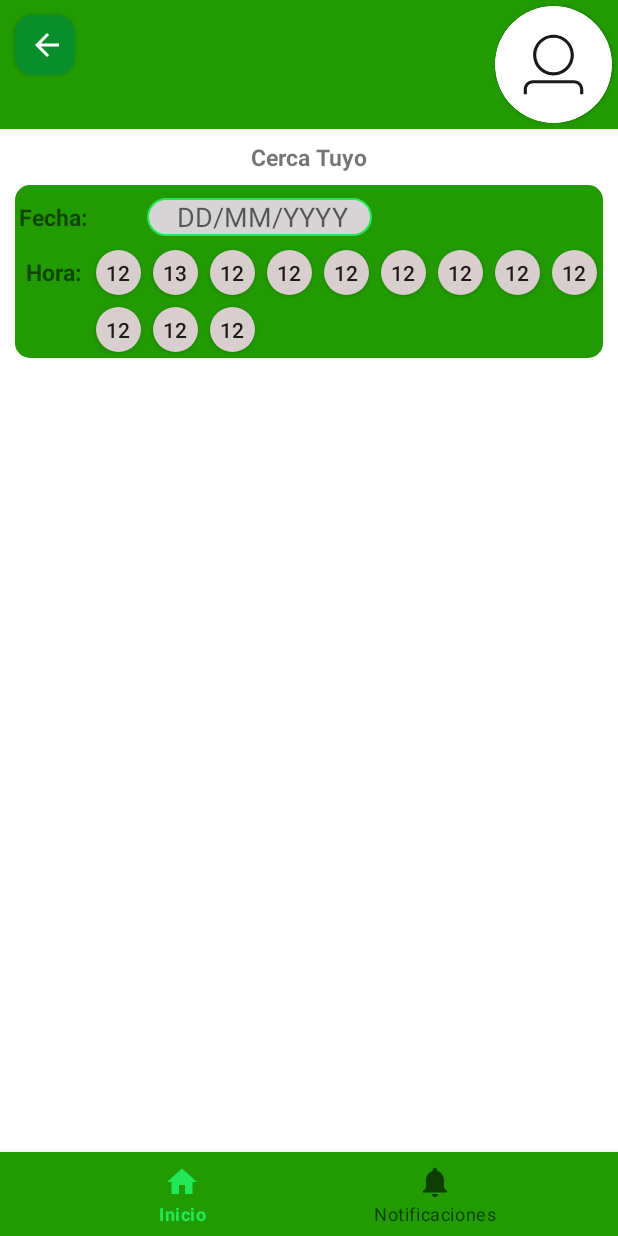
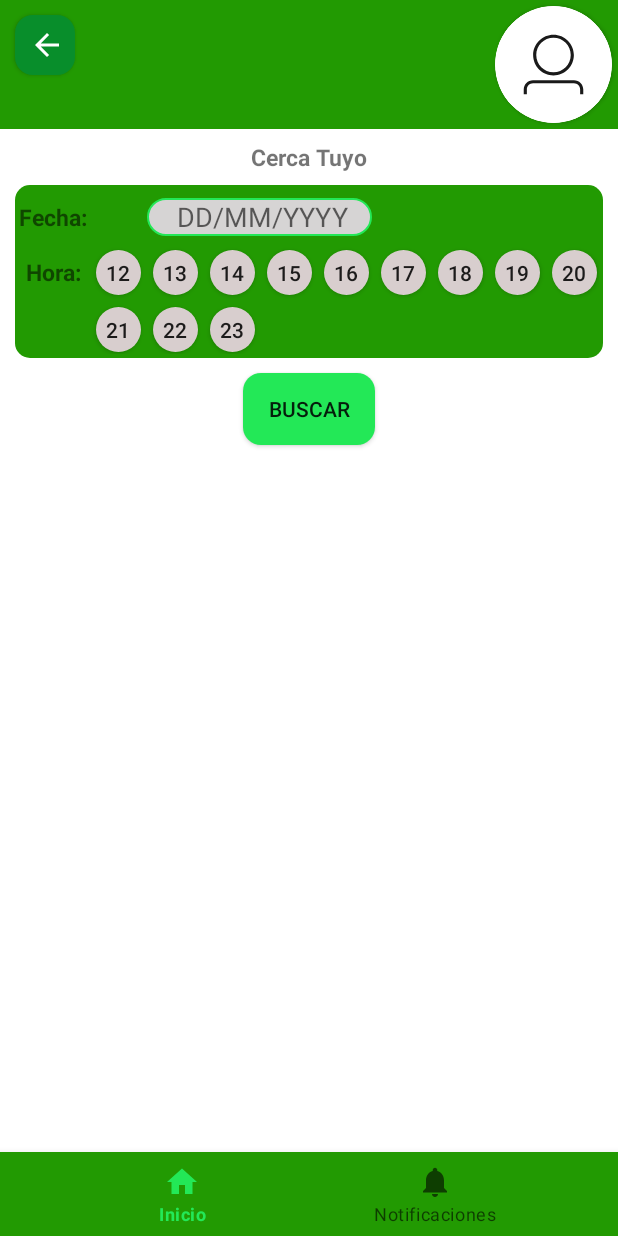
Before and after one commit to WILMANYHS17/EasySoccerFinal, an Android app: the HomeUserFragment screen opened directly, with no data from a screen before it, on a phone screen of 412 x 824 dp. Run offline under Robolectric (Android 15) with nearby library versions, the phone set to English and light mode, and no system bars; our stand-ins replace Firebase (no records; nobody signed in at launch, a user with empty details on screens opened directly), navigation-ui.

Commit message:
En HomeUserFragment se editó el Item SelectDateHour para que muestre correctamente la hora en cada botón y se agregó el botón de "Buscar"

```diff
--- a/app/src/main/res/layout/fragment_home_user.xml
+++ b/app/src/main/res/layout/fragment_home_user.xml
@@ -35,11 +35,23 @@
         app:layout_constraintStart_toStartOf="parent"
         app:layout_constraintTop_toBottomOf="@+id/nearYou" />
 
+    <androidx.appcompat.widget.AppCompatButton
+        android:id="@+id/buttonSearch"
+        android:layout_width="wrap_content"
+        android:layout_height="wrap_content"
+        android:layout_marginTop="10dp"
+        android:background="@drawable/custom_button"
+        android:text="Buscar"
+        app:layout_constraintEnd_toEndOf="parent"
+        app:layout_constraintStart_toStartOf="parent"
+        app:layout_constraintTop_toBottomOf="@+id/selectDate"/>
+
+
     <androidx.recyclerview.widget.RecyclerView
         android:id="@+id/recyclerSportCenterNearYou"
         android:layout_width="match_parent"
         android:layout_height="0dp"
-        android:layout_marginTop="8dp"
-        app:layout_constraintTop_toBottomOf="@+id/selectDate"
+        android:layout_marginTop="10dp"
+        app:layout_constraintTop_toBottomOf="@+id/buttonSearch"
         app:layout_constraintBottom_toBottomOf="parent"/>
  </androidx.constraintlayout.widget.ConstraintLayout>
--- a/app/src/main/res/layout/item_select_date_hour.xml
+++ b/app/src/main/res/layout/item_select_date_hour.xml
@@ -74,7 +74,7 @@
         android:layout_height="30dp"
         android:layout_marginStart="8dp"
         android:background="@drawable/custom_button_hour"
-        android:text="12"
+        android:text="14"
         app:layout_constraintBottom_toBottomOf="@+id/hour13"
         app:layout_constraintStart_toEndOf="@+id/hour13"
         app:layout_constraintTop_toTopOf="@+id/hour13" />
@@ -84,7 +84,7 @@
         android:layout_width="30dp"
         android:layout_height="30dp"
         android:background="@drawable/custom_button_hour"
-        android:text="12"
+        android:text="15"
         android:layout_marginStart="8dp"
         app:layout_constraintBottom_toBottomOf="@+id/hour14"
         app:layout_constraintStart_toEndOf="@+id/hour14"
@@ -95,7 +95,7 @@
         android:layout_width="30dp"
         android:layout_height="30dp"
         android:background="@drawable/custom_button_hour"
-        android:text="12"
+        android:text="16"
         android:layout_marginStart="8dp"
         app:layout_constraintBottom_toBottomOf="@+id/hour15"
         app:layout_constraintStart_toEndOf="@+id/hour15"
@@ -106,7 +106,7 @@
         android:layout_width="30dp"
         android:layout_height="30dp"
         android:background="@drawable/custom_button_hour"
-        android:text="12"
+        android:text="17"
         android:layout_marginStart="8dp"
         app:layout_constraintBottom_toBottomOf="@+id/hour16"
         app:layout_constraintStart_toEndOf="@+id/hour16"
@@ -117,7 +117,7 @@
         android:layout_width="30dp"
         android:layout_height="30dp"
         android:background="@drawable/custom_button_hour"
-        android:text="12"
+        android:text="18"
         android:layout_marginStart="8dp"
         app:layout_constraintBottom_toBottomOf="@+id/hour17"
         app:layout_constraintStart_toEndOf="@+id/hour17"
@@ -128,7 +128,7 @@
         android:layout_width="30dp"
         android:layout_height="30dp"
         android:background="@drawable/custom_button_hour"
-        android:text="12"
+        android:text="19"
         android:layout_marginStart="8dp"
         app:layout_constraintBottom_toBottomOf="@+id/hour18"
         app:layout_constraintStart_toEndOf="@+id/hour18"
@@ -139,7 +139,7 @@
         android:layout_width="30dp"
         android:layout_height="30dp"
         android:background="@drawable/custom_button_hour"
-        android:text="12"
+        android:text="20"
         android:layout_marginStart="8dp"
         app:layout_constraintBottom_toBottomOf="@+id/hour19"
         app:layout_constraintStart_toEndOf="@+id/hour19"
@@ -150,7 +150,7 @@
         android:layout_width="30dp"
         android:layout_height="30dp"
         android:background="@drawable/custom_button_hour"
-        android:text="12"
+        android:text="21"
         android:layout_marginTop="8dp"
         app:layout_constraintEnd_toEndOf="@+id/hour12"
         app:layout_constraintStart_toStartOf="@+id/hour12"
@@ -161,7 +161,7 @@
         android:layout_width="30dp"
         android:layout_height="30dp"
         android:background="@drawable/custom_button_hour"
-        android:text="12"
+        android:text="22"
         android:layout_marginStart="8dp"
         app:layout_constraintBottom_toBottomOf="@+id/hour21"
         app:layout_constraintStart_toEndOf="@+id/hour21"
@@ -172,7 +172,7 @@
         android:layout_width="30dp"
         android:layout_height="30dp"
         android:background="@drawable/custom_button_hour"
-        android:text="12"
+        android:text="23"
         android:layout_marginStart="8dp"
         app:layout_constraintBottom_toBottomOf="@+id/hour22"
         app:layout_constraintStart_toEndOf="@+id/hour22"
```
